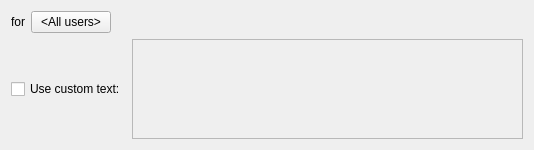
First picture: the form in vms/client/nx_vms_client_desktop/src/ui/widgets/business/push_notification_business_action_widget.ui, repository networkoptix/nx_open, before the edit.
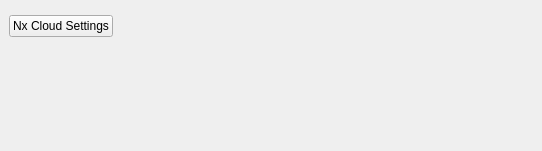
Second picture: the form after the edit. The open tabs and pages were chosen to show the change. Custom widgets are drawn as their Qt base class.

Commit message:
VMS-17505: Added 'Not Connected' placeholder for Push Notifications action configuration widget
Branch: vms_4.1

What changed in the file:
```diff
--- a/vms/client/nx_vms_client_desktop/src/ui/widgets/business/push_notification_business_action_widget.ui
+++ b/vms/client/nx_vms_client_desktop/src/ui/widgets/business/push_notification_business_action_widget.ui
@@ -6,13 +6,80 @@
    <rect>
     <x>0</x>
     <y>0</y>
-    <width>534</width>
-    <height>122</height>
+    <width>542</width>
+    <height>151</height>
    </rect>
   </property>
   <property name="windowTitle">
    <string/>
   </property>
+  <layout class="QVBoxLayout" name="verticalLayout_3">
+   <property name="leftMargin">
+    <number>0</number>
+   </property>
+   <property name="topMargin">
+    <number>0</number>
+   </property>
+   <property name="rightMargin">
+    <number>0</number>
+   </property>
+   <property name="bottomMargin">
+    <number>0</number>
+   </property>
+   <item>
+    <widget class="QStackedWidget" name="stackedWidget">
+     <property name="currentIndex">
+      <number>1</number>
+     </property>
+     <widget class="QWidget" name="notConnectedPage">
+      <layout class="QVBoxLayout" name="verticalLayout_2">
+       <item>
+        <widget class="QnWordWrappedLabel" name="notConnectedLabel" native="true">
+         <property name="text" stdset="0">
+          <string>The system is not connected to Nx Cloud. Mobile notifications work only when the system is connected to Nx Cloud.</string>
+         </property>
+        </widget>
+       </item>
+       <item>
+        <layout class="QHBoxLayout" name="horizontalLayout_4">
+         <item>
+          <widget class="QPushButton" name="cloudSettingsButton">
+           <property name="text">
+            <string>Nx Cloud Settings</string>
+           </property>
+          </widget>
+         </item>
+         <item>
+          <spacer name="horizontalSpacer_2">
+           <property name="orientation">
+            <enum>Qt::Horizontal</enum>
+           </property>
+           <property name="sizeHint" stdset="0">
+            <size>
+             <width>40</width>
+             <height>20</height>
+            </size>
+           </property>
+          </spacer>
+         </item>
+        </layout>
+       </item>
+       <item>
+        <spacer name="verticalSpacer">
+         <property name="orientation">
+          <enum>Qt::Vertical</enum>
+         </property>
+         <property name="sizeHint" stdset="0">
+          <size>
+           <width>20</width>
+           <height>40</height>
+          </size>
+         </property>
+        </spacer>
+       </item>
+      </layout>
+     </widget>
+     <widget class="QWidget" name="connectedPage">
   <layout class="QVBoxLayout" name="verticalLayout">
    <item>
     <layout class="QHBoxLayout" name="horizontalLayout">
@@ -83,6 +150,18 @@
    </item>
   </layout>
  </widget>
+    </widget>
+   </item>
+  </layout>
+ </widget>
+ <customwidgets>
+  <customwidget>
+   <class>QnWordWrappedLabel</class>
+   <extends>QWidget</extends>
+   <header location="global">ui/widgets/word_wrapped_label.h</header>
+   <container>1</container>
+  </customwidget>
+ </customwidgets>
  <resources/>
  <connections/>
 </ui>
```
Lines whose indentation alone changed are shown as unchanged. The commit also changes 3 other files.
